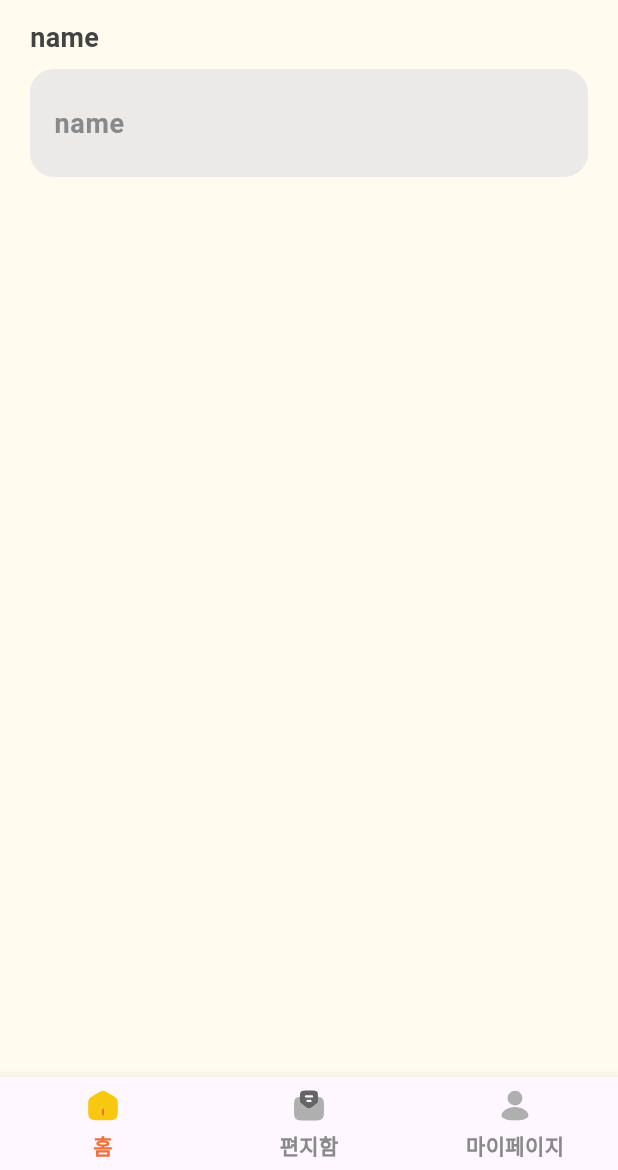
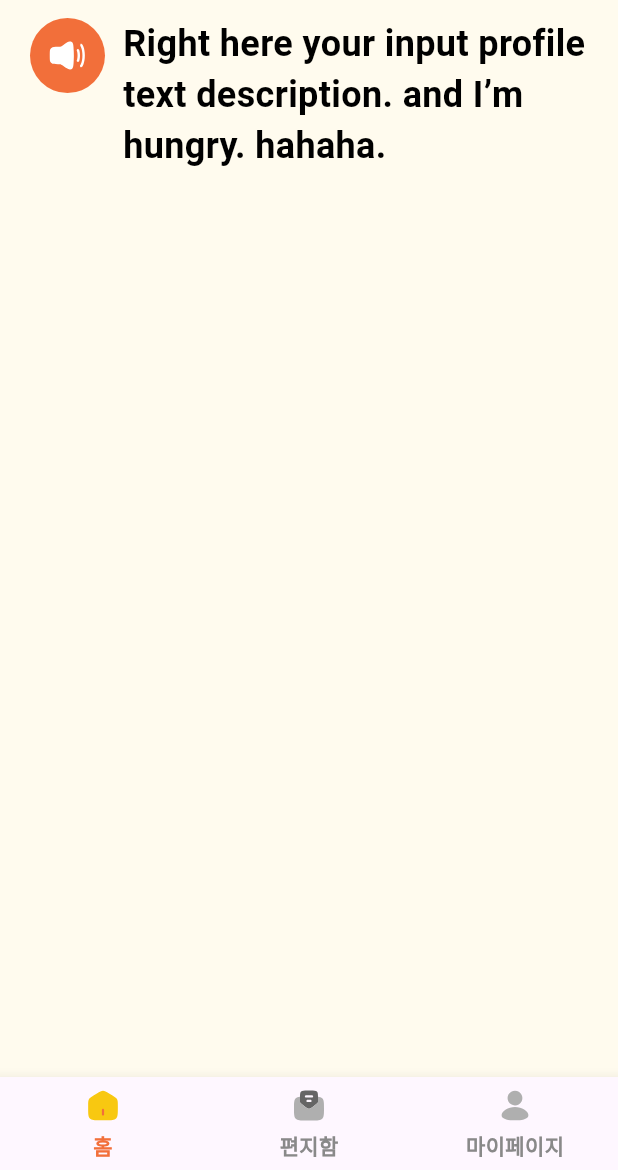
Before and after one commit to gdsc-ssu/gdgoc-weve-client, a Flutter app: the screen it shows after launch, on a phone screen of 412 x 824 dp, the part 66-1236 px from its top. Run offline on Flutter 3.47's test engine with Material 3 defaults, Android fonts, the phone set to English and light mode, and no system bars; our stand-ins replace audioplayers, flutter_riverpod, flutter_svg, fluttertoast, lottie, speech_to_text; Roboto replaces fonts that are missing (Pretendard).

Commit message:
feat: add sound player widget

```diff
--- /dev/null
+++ b/lib/commons/widgets/senior/input_profile/view/question_box.dart
@@ -0,0 +1,32 @@
+import 'package:flutter/material.dart';
+import 'package:weve_client/commons/widgets/senior/sound_player/view/soundplayer_widget.dart';
+import 'package:weve_client/core/constants/colors.dart';
+import 'package:weve_client/core/constants/fonts.dart';
+
+class QuestionBox extends StatelessWidget {
+  final String audioUrl;
+  final String text;
+
+  const QuestionBox({
+    super.key,
+    required this.audioUrl,
+    required this.text,
+  });
+
+  @override
+  Widget build(BuildContext context) {
+    return Row(
+      crossAxisAlignment: CrossAxisAlignment.start,
+      children: [
+        SoundPlayerWidget(audioUrl: audioUrl),
+        SizedBox(width: 12),
+        Expanded(
+          child: Text(
+            text,
+            style: WeveText.header3(color: WeveColor.gray.gray1),
+          ),
+        ),
+      ],
+    );
+  }
+}
--- /dev/null
+++ b/lib/commons/widgets/senior/sound_player/view/soundplayer_widget.dart
@@ -0,0 +1,53 @@
+import 'package:flutter/material.dart';
+import 'package:audioplayers/audioplayers.dart';
+import 'package:weve_client/core/constants/colors.dart';
+import 'package:weve_client/core/constants/custom_icon.dart';
+
+class SoundPlayerWidget extends StatefulWidget {
+  // MP3 파일 경로
+  final String audioUrl;
+
+  const SoundPlayerWidget({super.key, required this.audioUrl});
+
+  @override
+  State<SoundPlayerWidget> createState() => _SoundPlayerWidgetState();
+}
+
+class _SoundPlayerWidgetState extends State<SoundPlayerWidget> {
+  final AudioPlayer _audioPlayer = AudioPlayer();
+  bool _isPlaying = false;
+
+  void _togglePlay() async {
+    if (_isPlaying) {
+      await _audioPlayer.pause();
+    } else {
+      await _audioPlayer.play(AssetSource(widget.audioUrl));
+    }
+    setState(() {
+      _isPlaying = !_isPlaying;
+    });
+  }
+
+  @override
+  void dispose() {
+    _audioPlayer.dispose();
+    super.dispose();
+  }
+
+  @override
+  Widget build(BuildContext context) {
+    return GestureDetector(
+      onTap: _togglePlay,
+      child: Container(
+        width: 50,
+        height: 50,
+        decoration: BoxDecoration(
+          color: WeveColor.main.orange1,
+          shape: BoxShape.circle,
+        ),
+        alignment: Alignment.center,
+        child: CustomIcons.getIcon(CustomIcons.seniorAudio, size: 24),
+      ),
+    );
+  }
+}
--- a/lib/core/constants/custom_icon.dart
+++ b/lib/core/constants/custom_icon.dart
@@ -39,6 +39,7 @@ class CustomIcons {
   static const String seniorPeople = 'assets/icons/senior_people.svg';
   static const String popupCancel = 'assets/icons/popup_cancel.svg';
   static const String juniorProfile = 'assets/icons/junior_profile.svg';
+  static const String seniorAudio = 'assets/icons/senior_audio.svg';
 
   static Widget getIcon(String assetName, {double size = 24, Color? color}) {
     try {
--- a/lib/features/junior/presentation/views/junior_home_screen.dart
+++ b/lib/features/junior/presentation/views/junior_home_screen.dart
@@ -5,6 +5,7 @@ import 'package:weve_client/commons/widgets/button/view/select_button.dart';
 import 'package:weve_client/commons/widgets/popup/view/popup.dart';
 import 'package:weve_client/commons/widgets/popup/viewmodel/popup_viewmodel.dart';
 import 'package:weve_client/commons/widgets/senior/button/view/button.dart';
+import 'package:weve_client/commons/widgets/senior/input_profile/view/question_box.dart';
 import 'package:weve_client/commons/widgets/senior/login/view/input_field.dart';
 import 'package:weve_client/commons/widgets/toast/view/toast.dart';
 import 'package:weve_client/core/constants/colors.dart';
@@ -19,7 +20,12 @@ class JuniorHomeScreen extends ConsumerWidget {
     }
 
     return Column(
-      children: [SeniorInputField(title: "name", placeholder: "name")],
+      children: [
+        QuestionBox(
+            audioUrl: "",
+            text:
+                "Right here your input profile text description. and I’m hungry. hahaha.")
+      ],
     );
   }
 }
--- a/pubspec.yaml
+++ b/pubspec.yaml
@@ -38,6 +38,8 @@ dependencies:
   flutter_svg: ^2.0.17
   fluttertoast: ^8.2.12
   lottie: ^3.3.1
+  audioplayers: ^6.3.0
+  speech_to_text: ^7.0.0
 
 dev_dependencies:
   flutter_test:
@@ -65,6 +67,7 @@ flutter:
     - assets/icons/
     - assets/animations/
     - assets/image/
+    - assets/audio/
 
   # An image asset can refer to one or more resolution-specific "variants", see
   # https://flutter.dev/to/resolution-aware-images
```
Also changed, not shown: lib/commons/widgets/senior/input_profile/view/stt_box.dart (added, +74 -0 lines), assets/icons/senior_audio.svg (added), lib/commons/widgets/senior/button/view/recording_button.dart (added), pubspec.lock, 6 other files.
